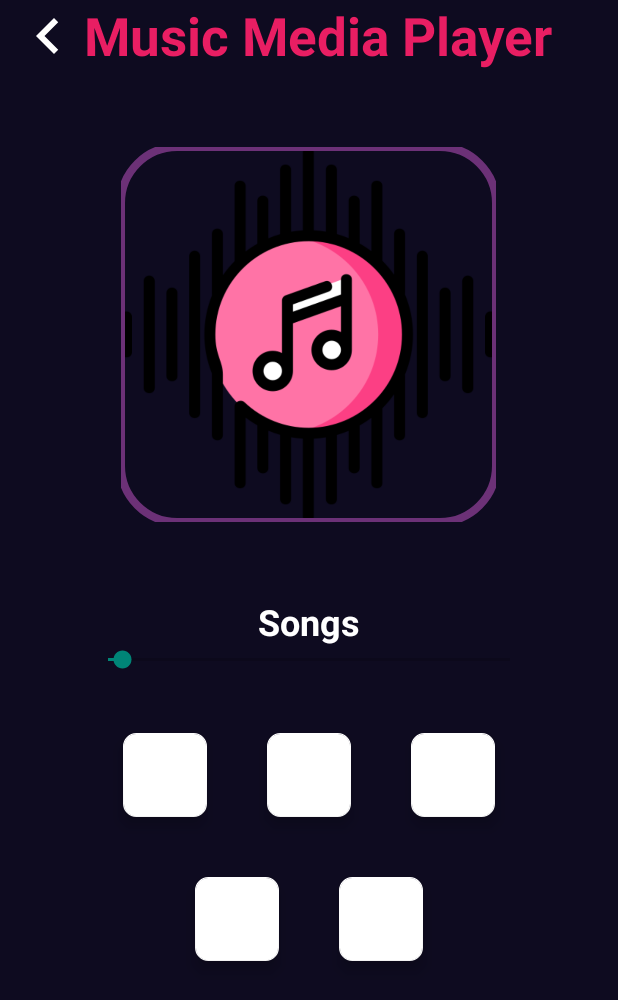
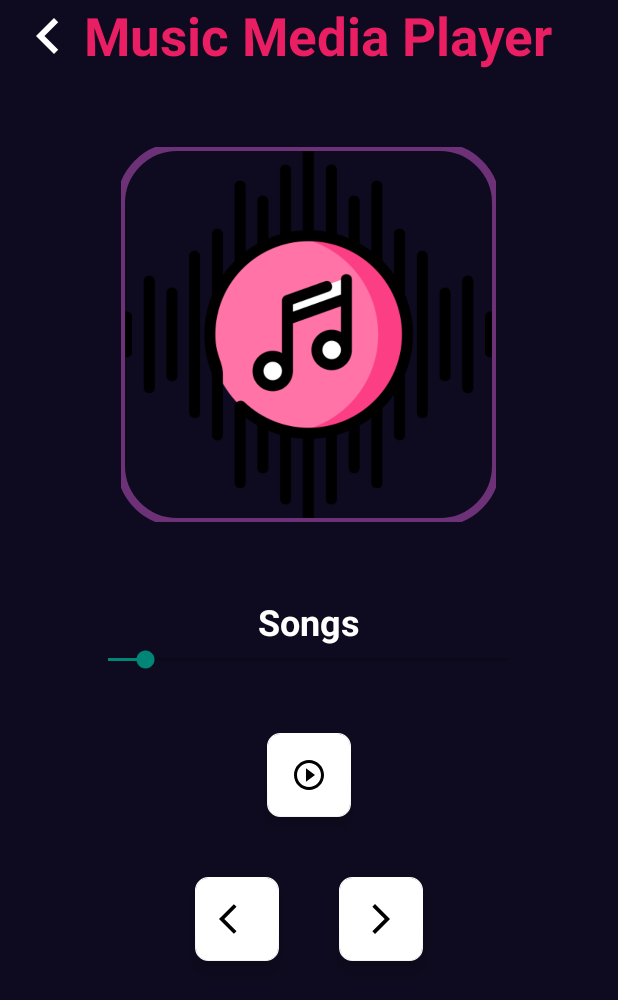
Before and after one commit to PauloSzT/Music_media_player, an Android app: the DetailSongActivity screen opened directly, with no data from a screen before it, after a tap on "Play", on a phone screen of 412 x 824 dp. Shown: the top 1000 px of the screen. Run offline under Robolectric (Android 15) with nearby library versions, the phone set to English and light mode, and no system bars.

Commit message:
feat: Implement functionality on backward and forward buttons and implement menu back button

```diff
--- a/app/src/main/java/com/example/music_media_player/DetailSongActivity.kt
+++ b/app/src/main/java/com/example/music_media_player/DetailSongActivity.kt
@@ -1,5 +1,6 @@
 package com.example.music_media_player
 
+import android.content.Intent
 import android.media.MediaPlayer
 import androidx.appcompat.app.AppCompatActivity
 import android.os.Bundle
@@ -10,102 +11,139 @@ import com.google.android.material.floatingactionbutton.FloatingActionButton
 import java.lang.Exception
 import android.os.Handler
 import android.os.Looper
+import android.widget.ImageView
 
 
 class DetailSongActivity : AppCompatActivity() {
 
     lateinit var fab_play: FloatingActionButton
-    lateinit var fab_pause: FloatingActionButton
-    lateinit var fab_stop: FloatingActionButton
     lateinit var fab_forward: FloatingActionButton
     lateinit var fab_backward: FloatingActionButton
     lateinit var seekbar: SeekBar
+    private var songIndex: Int = 0
+    val handler = Handler(Looper.getMainLooper())
+    lateinit var runnable: Runnable
 
     private var mediaPlayer: MediaPlayer? = null
     private var songs = listOf(
         R.raw.aleluya,
         R.raw.candela,
         R.raw.jaleo,
-        R.raw.nuestroamigo)
+        R.raw.nuestroamigo
+    )
 
     override fun onCreate(savedInstanceState: Bundle?) {
         super.onCreate(savedInstanceState)
         setContentView(R.layout.activity_detail_song)
 
-        val songIndex: Int = intent.extras?.getInt("songIndex") ?: 0
-
+        songIndex = intent.extras?.getInt("songIndex") ?: 0
         fab_play = findViewById(R.id.fab_play)
-        fab_pause = findViewById(R.id.fab_pause)
-        fab_stop = findViewById(R.id.fab_stop)
         fab_forward = findViewById(R.id.fab_forward)
         fab_backward = findViewById(R.id.fab_backward)
         seekbar = findViewById(R.id.seekbar)
+        createMediaPlayer()
+        initializeSeekBar()
 
-        if (mediaPlayer == null) {
+        val backBtn = findViewById<ImageView>(R.id.back_arrow)
+        backBtn.setOnClickListener() {
+            mediaPlayer?.stop()
+            val intent = Intent(this, MenuActivity::class.java)
+            startActivity(intent)
+        }
+    }
+
+    private fun createMediaPlayer() {
+
         mediaPlayer = MediaPlayer.create(this, songs[songIndex])
-            Log.d("DetailSongActivity", "ID: ${mediaPlayer!!.audioSessionId}")
         mediaPlayer?.setVolume(1.0f, 1.0f)
-            initializeSeekBar()
+        mediaPlayer?.start()
+        mediaPlayer?.let { mp ->
+            runnable = object : Runnable {
+                override fun run() {
+                    try {
+                        seekbar.progress = mp.currentPosition
+                        handler.postDelayed(this, 100)
+                    } catch (e: Exception) {
+                        Log.wtf("Exception", e.message)
+                    }
+                }
+            }
         }
         controlSound()
     }
 
+    private fun controlSound() {
 
-    private fun controlSound() {
+        mediaPlayer?.let { mp ->
             fab_play.setOnClickListener {
-            mediaPlayer?.let { mp ->
-                if (mp.isPlaying) {
+                if (!mp.isPlaying) {
+                    mp.start()
+                } else {
                     mp.pause()
-                }else{
-                    mp.start()
-                    Log.d(
-                        "DetailSongActivity",
-                        "Duration: ${mp.duration / 1000} seconds")
                 }
-                fab_stop.setOnClickListener {
-                        mp.stop()
-                        mp.reset()
-                        mp.release()
             }
-//        fab_forward.setOnClickListener {
-//            mediaPlayer!!.audioSessionId++
-//            fab_play
-//        }
-//        fab_backward.setOnClickListener {
-//            songs--
-//        }
+
+            fab_forward.setOnClickListener {
+                if (songIndex == songs.size - 1) {
+                    songIndex = 0
+                } else {
+                    songIndex++
+                }
+                stopSeekBar()
+                destroyPlayer()
+                createMediaPlayer()
+                initializeSeekBar()
+            }
+
+            fab_backward.setOnClickListener {
+                if (songIndex == 0) {
+                    songIndex = songs.size - 1
+                } else {
+                    songIndex--
+                }
+                stopSeekBar()
+                destroyPlayer()
+                createMediaPlayer()
+                initializeSeekBar()
+            }
             seekbar.setOnSeekBarChangeListener(object : OnSeekBarChangeListener {
                 override fun onProgressChanged(
                     seekBar: SeekBar?,
                     progress: Int,
                     fromUser: Boolean
                 ) {
-                        if (fromUser) mediaPlayer?.seekTo(progress)
+                    if (fromUser) mp.seekTo(progress)
                 }
 
-                    override fun onStartTrackingTouch(seekBar: SeekBar?) {
+                override fun onStartTrackingTouch(seekBar: SeekBar?) = Unit
+                override fun onStopTrackingTouch(seekBar: SeekBar?) = Unit
+            })
+        }
     }
 
-                    override fun onStopTrackingTouch(seekBar: SeekBar?) {
+    private fun destroyPlayer() {
+        mediaPlayer?.stop()
+        mediaPlayer?.reset()
     }
-                })
-            }
+
+    override fun onDestroy() {
+        super.onDestroy()
+        mediaPlayer?.let { mp ->
+            mp.stop()
+            mp.reset()
+            mp.release()
         }
     }
 
     private fun initializeSeekBar() {
-        seekbar.max = mediaPlayer!!.duration
 
-        val handler = Handler(Looper.getMainLooper())
-        handler.postDelayed(object : Runnable {
-            override fun run() {
-                try {
-                    seekbar.progress = mediaPlayer!!.currentPosition
-                    handler.postDelayed(this, 1000)
-                } catch (e: Exception) {
-                    seekbar.progress = 0
+        mediaPlayer?.let { mp ->
+            seekbar.max = mp.duration
+            handler.postDelayed(runnable, 0)
         }
     }
-        }, 0)
+
+    fun stopSeekBar() {
+        handler.removeCallbacks(runnable)
     }
 }
--- a/app/src/main/java/com/example/music_media_player/OpenActivity.kt
+++ b/app/src/main/java/com/example/music_media_player/OpenActivity.kt
@@ -1,10 +1,9 @@
 package com.example.music_media_player
 
 import android.content.Intent
-import androidx.appcompat.app.AppCompatActivity
 import android.os.Bundle
 import android.widget.Toast
-
+import androidx.appcompat.app.AppCompatActivity
 import androidx.appcompat.widget.AppCompatButton
 import androidx.appcompat.widget.AppCompatEditText
 
--- a/app/src/main/res/drawable/ic_stop_circle.xml
+++ b/app/src/main/res/drawable/ic_stop_circle.xml
@@ -1,5 +1,5 @@
 <vector android:height="24dp" android:tint="#FFFFFF"
     android:viewportHeight="24" android:viewportWidth="24"
     android:width="24dp" xmlns:android="http://schemas.android.com/apk/res/android">
-    <path android:fillColor="@android:color/black" android:pathData="M12,2C6.48,2 2,6.48 2,12c0,5.52 4.48,10 10,10s10,-4.48 10,-10C22,6.48 17.52,2 12,2zM16,16H8V8h8V16z"/>
+    <path android:fillColor="@android:color/white" android:pathData="M12,2C6.48,2 2,6.48 2,12c0,5.52 4.48,10 10,10s10,-4.48 10,-10C22,6.48 17.52,2 12,2zM16,16H8V8h8V16z"/>
 </vector>
--- a/app/src/main/res/layout/activity_detail_song.xml
+++ b/app/src/main/res/layout/activity_detail_song.xml
@@ -77,29 +77,11 @@
             android:layout_margin="20dp"
             app:backgroundTint="@color/white"
             android:clickable="true"
+            android:tint="@color/black"
             android:contentDescription="Play"
             android:src="@drawable/ic_play_arrow"
             app:shapeAppearanceOverlay="@style/curved"/>
 
-        <com.google.android.material.floatingactionbutton.FloatingActionButton
-            android:id="@+id/fab_pause"
-            android:layout_width="wrap_content"
-            android:layout_height="wrap_content"
-            app:backgroundTint="@color/white"
-            android:layout_margin="20dp"
-            android:clickable="true"
-            android:src="@drawable/ic_pause_circle"
-            app:shapeAppearanceOverlay="@style/curved"/>
-
-        <com.google.android.material.floatingactionbutton.FloatingActionButton
-            android:id="@+id/fab_stop"
-            android:layout_width="wrap_content"
-            android:layout_height="wrap_content"
-            android:layout_margin="20dp"
-            app:backgroundTint="@color/white"
-            android:clickable="true"
-            android:src="@drawable/ic_stop_circle"
-            app:shapeAppearanceOverlay="@style/curved"/>
     </LinearLayout>
 
     <LinearLayout
@@ -115,6 +97,7 @@
             android:layout_height="wrap_content"
             android:layout_margin="20dp"
             app:backgroundTint="@color/white"
+            android:tint="@color/black"
             android:clickable="true"
             android:src="@drawable/ic_backward"
             app:shapeAppearanceOverlay="@style/curved"/>
@@ -124,6 +107,7 @@
             android:layout_width="wrap_content"
             android:layout_height="wrap_content"
             android:layout_margin="20dp"
+            android:tint="@color/black"
             app:backgroundTint="@color/white"
             android:clickable="true"
             android:src="@drawable/ic_forward"
```
Also changed, not shown: app/src/main/java/com/example/music_media_player/MenuActivity.kt (+9 -9 lines), app/src/main/res/layout/activity_menu.xml (+0 -42 lines), app/src/main/res/values/custom_styles.xml (line endings or trailing spaces). Lines whose indentation alone changed are shown as unchanged.
